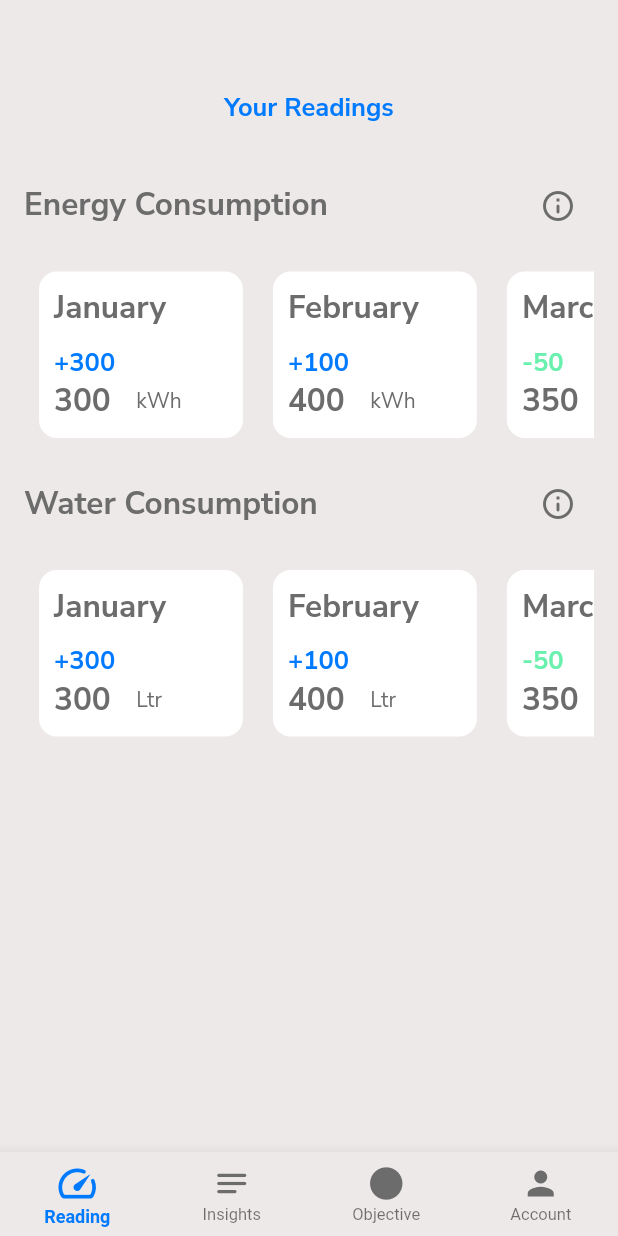
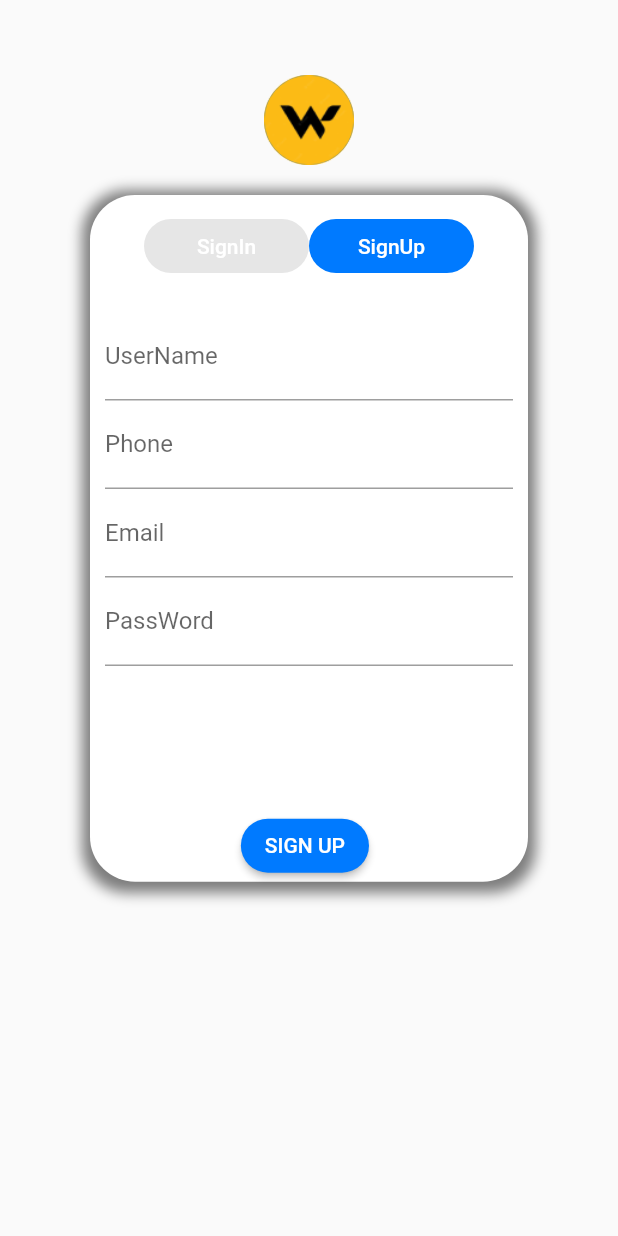
Before and after one commit to Ashutosh-777/Utility-Watch, a Flutter app: the screen it shows after launch, on a phone screen of 412 x 824 dp. Run offline on Flutter 3.47's test engine with Material 2 defaults, Android fonts, the phone set to English and light mode, and no system bars; our stand-ins replace google_fonts, percent_indicator.

Commit message:
Made the SignIn and SignUp page

```diff
--- a/lib/main.dart
+++ b/lib/main.dart
@@ -1,6 +1,7 @@
 import 'package:flutter/material.dart';
 import 'package:flutter/services.dart';
 import 'package:utility_watch/globals/colors.dart';
+import 'package:utility_watch/pages/SignUpSignIn/signup_page.dart';
 import 'package:utility_watch/pages/home/home.dart';
 
 void main() {
@@ -20,7 +21,7 @@ class MyApp extends StatelessWidget {
       debugShowCheckedModeBanner: false,
       title: 'Utility-Watch',
       theme: ThemeData(),
-      home: const HomePage(),
+      home: const SignUpPage(),
     );
   }
 }
--- /dev/null
+++ b/lib/pages/SignUpSignIn/signup_page.dart
@@ -0,0 +1,250 @@
+import 'package:flutter/material.dart';
+import 'package:utility_watch/globals/colors.dart';
+import 'package:utility_watch/pages/home/home.dart';
+
+class SignUpPage extends StatefulWidget {
+  const SignUpPage({Key? key}) : super(key: key);
+
+  @override
+  State<SignUpPage> createState() => _SignUpPageState();
+}
+
+class _SignUpPageState extends State<SignUpPage> {
+  bool isSignUp = true;
+
+  @override
+  Widget build(BuildContext context) {
+    var screensize = MediaQuery.of(context).size;
+    return SafeArea(
+      child: Scaffold(
+        body: SingleChildScrollView(
+          child: Container(
+            margin: EdgeInsets.only(top: 50, left: 20, right: 20),
+            child: Center(
+              child: Column(
+                mainAxisAlignment: MainAxisAlignment.center,
+                children: [
+                  CircleAvatar(
+                    radius: 30,
+                    child: Image.asset(
+                      "asset/images/image 3.png",
+                    ),
+                  ),
+                  SizedBox(height: 20),
+                  Stack(
+                    children: [
+                      Container(
+                        decoration: BoxDecoration(
+                          color: Colors.white,
+                          borderRadius: BorderRadius.circular(30),
+                          boxShadow: [
+                            BoxShadow(
+                              color: Colors.black.withOpacity(0.5),
+                              spreadRadius: 5,
+                              blurRadius: 7,
+                              offset: Offset(0, 2),
+                            ),
+                          ],
+                        ),
+                        margin: EdgeInsets.symmetric(horizontal: 40),
+                        padding: EdgeInsets.only(top: 10),
+                        height: screensize.height / 1.8,
+                        width: double.maxFinite - 150,
+                        child: Column(
+                          crossAxisAlignment: CrossAxisAlignment.center,
+                          children: [
+                            Row(
+                              mainAxisAlignment: MainAxisAlignment.center,
+                              children: [
+                                // Make SignIn button
+                                SizedBox(
+                                  width: 110,
+                                  child: TextButton(
+                                    onPressed: () {
+                                      setState(() {
+                                        isSignUp = false;
+                                      });
+                                    },
+                                    child: Text('SignIn'),
+                                    style: TextButton.styleFrom(
+                                      backgroundColor: !isSignUp
+                                          ? MyColors.blueColor
+                                          : MyColors.lightGreyColor,
+                                      primary: Colors.white,
+                                      shape: RoundedRectangleBorder(
+                                        borderRadius: BorderRadius.circular(20),
+                                      ),
+                                    ),
+                                  ),
+                                ),
+                                // Make SignUp button
+                                SizedBox(
+                                  width: 110,
+                                  child: TextButton(
+                                    onPressed: () {
+                                      setState(() {
+                                        isSignUp = true;
+                                      });
+                                    },
+                                    child: Text('SignUp'),
+                                    style: TextButton.styleFrom(
+                                      backgroundColor: isSignUp
+                                          ? MyColors.blueColor
+                                          : MyColors.lightGreyColor,
+                                      primary: Colors.white,
+                                      shape: RoundedRectangleBorder(
+                                        borderRadius: BorderRadius.circular(20),
+                                      ),
+                                    ),
+                                  ),
+                                ),
+                              ],
+                            ),
+                            SizedBox(height: 20),
+                            isSignUp ? SignUpWidget() : SignInWidget(),
+                          ],
+                        ),
+                      ),
+                      Positioned(
+                        bottom: 0,
+                        right: (screensize.width - 120) / 2,
+                        child: ElevatedButton(
+                          onPressed: () {
+                            // Logic for sign up or sign in goes here
+
+                            // Navigate to the home screen
+                            Navigator.push(
+                              context,
+                              MaterialPageRoute(
+                                  builder: (context) => HomePage()),
+                            );
+                          },
+                          child: isSignUp ? Text("SIGN UP") : Text("SIGN IN"),
+                          style: ElevatedButton.styleFrom(
+                            primary: MyColors.blueColor,
+                            shape: RoundedRectangleBorder(
+                              borderRadius: BorderRadius.circular(20),
+                            ),
+                          ),
+                        ),
+                      ),
+                    ],
+                  )
+                ],
+              ),
+            ),
+          ),
+        ),
+      ),
+    );
+  }
+}
+
+Widget SignUpWidget() {
+  return Container(
+    padding: EdgeInsets.symmetric(horizontal: 10),
+    child: Column(
+      children: [
+        TextFormField(
+          decoration: InputDecoration(
+            hintText: "Enter UserName",
+            labelText: "UserName",
+          ),
+          validator: (value) {
+            if (value != null && value.isEmpty) {
+              return "UserName cannot be Empty";
+            }
+            return null;
+          },
+          onChanged: (value) {
+            // name = value;
+            // setState(() {});
+          },
+        ),
+        TextFormField(
+          decoration: InputDecoration(
+            hintText: "Enter Phone Number",
+            labelText: "Phone",
+          ),
+          validator: (value) {
+            if (value != null && value.isEmpty) {
+              return "Phone cannot be Empty";
+            }
+            return null;
+          },
+          onChanged: (value) {
+            // name = value;
+            // setState(() {});
+          },
+        ),
+        TextFormField(
+          decoration: InputDecoration(
+            hintText: "Enter Your Email",
+            labelText: "Email",
+          ),
+          validator: (value) {
+            if (value != null && value.isEmpty) {
+              return "UserName cannot be Empty";
+            }
+            return null;
+          },
+          onChanged: (value) {
+            // name = value;
+            // setState(() {});
+          },
+        ),
+        TextFormField(
+          obscureText: true,
+          decoration: InputDecoration(
+            hintText: "Enter Password",
+            labelText: "PassWord",
+          ),
+          validator: (value) {
+            if (value != null && value.isEmpty) {
+              return "Password cannot be empty";
+            } else if (value != null && value.length < 6)
+              return "Passsword length should be greater than 6";
+            return null;
+          },
+        )
+      ],
+    ),
+  );
+}
+
+Widget SignInWidget() {
+  return Container(
+    padding: EdgeInsets.symmetric(horizontal: 10),
+    child: Column(
+      children: [
+        TextFormField(
+          decoration: InputDecoration(
+            hintText: "Enter Your Email",
+            labelText: "Email",
+          ),
+          validator: (value) {
+            if (value != null && value.isEmpty) {
+              return "Email cannot be Empty";
+            }
+            return null;
+          },
+          onChanged: (value) {},
+        ),
+        TextFormField(
+          obscureText: true,
+          decoration: InputDecoration(
+            hintText: "Enter Password",
+            labelText: "PassWord",
+          ),
+          validator: (value) {
+            if (value != null && value.isEmpty) {
+              return "Password cannot be empty";
+            } else if (value != null && value.length < 6)
+              return "Passsword length should be greater than 6";
+            return null;
+          },
+        )
+      ],
+    ),
+  );
+}
--- a/lib/pages/objective/objective_tab.dart
+++ b/lib/pages/objective/objective_tab.dart
@@ -77,7 +77,7 @@ class ObjectivePage extends StatelessWidget {
                 mainAxisAlignment: MainAxisAlignment.center,
                 children: [
                   MyPercentageContainer(heading: "Electricity", percentage: "60%"),
-                  SizedBox(width: 20),
+                  // SizedBox(width: 10),
                   MyPercentageContainer(heading: "Water", percentage: "40%"),
                 ],
               ),
```
Also changed, not shown: pubspec.yaml (+4 -6 lines), asset/images/image 3.png (added).
